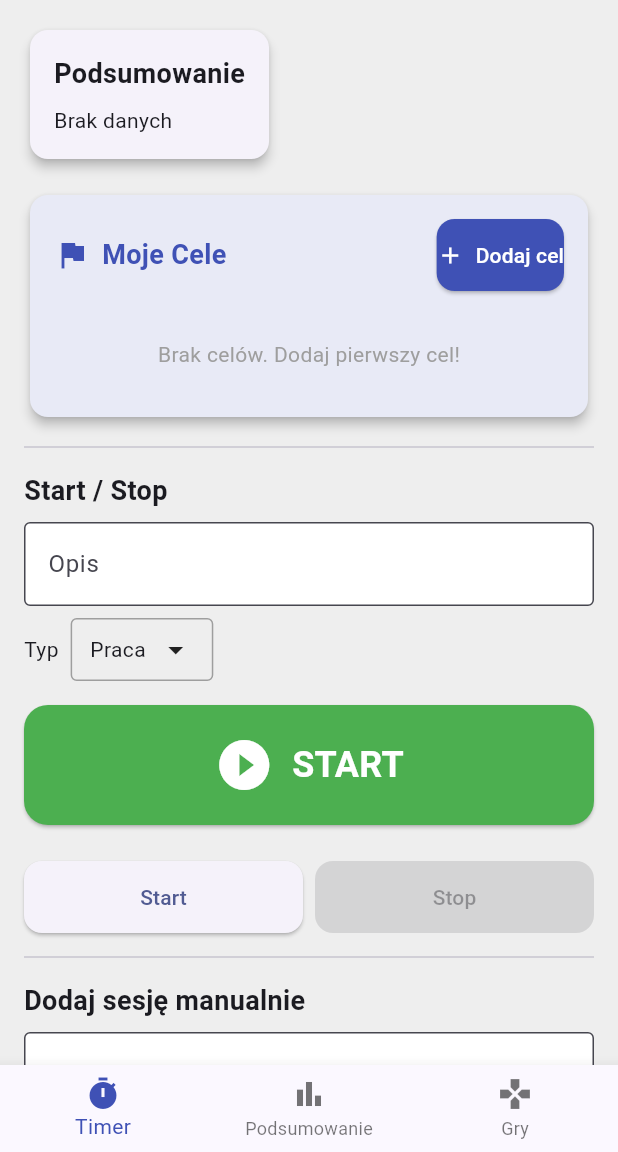
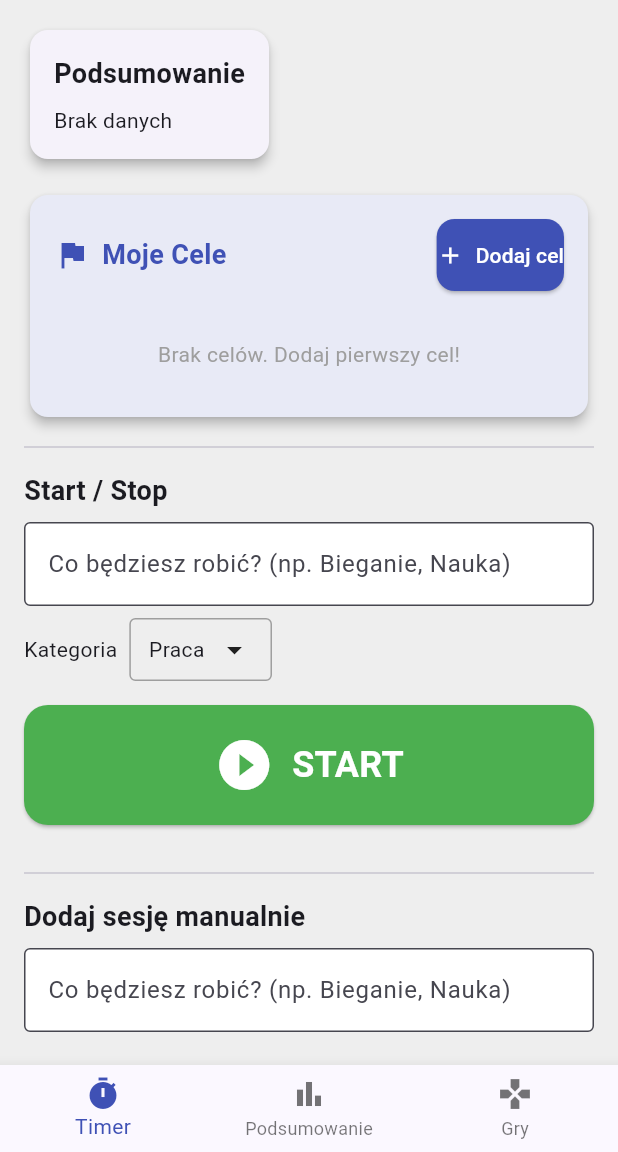
Before and after one commit to AppdeTenerifeparaTodos/work_timer_v3, a Flutter app: the screen it shows after launch, on a phone screen of 412 x 824 dp, the part 84-1236 px from its top. Run offline on Flutter 3.47's test engine with Material 3 defaults, Android fonts, the phone set to English and light mode, and no system bars; our stand-ins replace fl_chart, image_picker, share_plus, shared_preferences.

Commit message:
V4: Lepsze podpowiedzi dla użytkownika

```diff
--- a/lib/app_localizations.dart
+++ b/lib/app_localizations.dart
@@ -52,7 +52,8 @@ class AppLocalizations {
       'work': 'Praca',
       'sport': 'Sport',
       'free_time': 'Czas wolny',
-      'type': 'Typ',
+      'type': 'Kategoria',
+      'type_instruction': 'Wybierz kategorię swojej aktywności',
 
       // ZARZĄDZANIE TYPAMI
       'add_new_type': 'Dodaj nowy typ',
@@ -89,7 +90,7 @@ class AppLocalizations {
 
       // MANUALNE DODAWANIE
       'add_manual': 'Dodaj sesję manualnie',
-      'description_label': 'Opis',
+      'description_label': 'Co będziesz robić? (np. Bieganie, Nauka)',
       'start_time_label': 'Start (HH:MM)',
       'end_time_label': 'Koniec (HH:MM)',
       'start_time_hint': 'np. 08:30',
@@ -236,7 +237,8 @@ class AppLocalizations {
       'work': 'Trabajo',
       'sport': 'Deporte',
       'free_time': 'Tiempo libre',
-      'type': 'Tipo',
+      'type': 'Categoría',
+      'type_instruction': 'Elige la categoría de tu actividad',
 
       // ZARZĄDZANIE TYPAMI
       'add_new_type': 'Añadir nuevo tipo',
@@ -273,7 +275,7 @@ class AppLocalizations {
 
       // MANUALNE DODAWANIE
       'add_manual': 'Añadir sesión manualmente',
-      'description_label': 'Descripción',
+      'description_label': '¿Qué vas a hacer? (ej. Correr, Estudiar)',
       'start_time_label': 'Inicio (HH:MM)',
       'end_time_label': 'Fin (HH:MM)',
       'start_time_hint': 'ej. 08:30',
--- a/lib/main.dart
+++ b/lib/main.dart
@@ -3554,31 +3554,7 @@ class _HomePageState extends State<HomePage> {
                         fontWeight: FontWeight.bold,
                       ),
                     ),
-                  const SizedBox(height: 8),
-                  Row(
-                    children: [
-                      Expanded(
-                        child: ElevatedButton(
-                          onPressed: _activeStartTime == null
-                              ? () {
-                            setState(() {
-                              _activeStartTime = DateTime.now();
-                            });
-                            _saveActiveSession(); // NOWE - Zapisz
-                          }
-                              : null,
-                          child: Text(loc.translate('start_btn')),
-                        ),
-                      ),
-                      const SizedBox(width: 8),
-                      Expanded(
-                        child: ElevatedButton(
-                          onPressed: _activeStartTime != null ? _stopActiveSession : null,
-                          child: Text(loc.translate('stop_btn')),
-                        ),
-                      ),
-                    ],
-                  ),
+
 
                   const Divider(height: 32),
 
```
